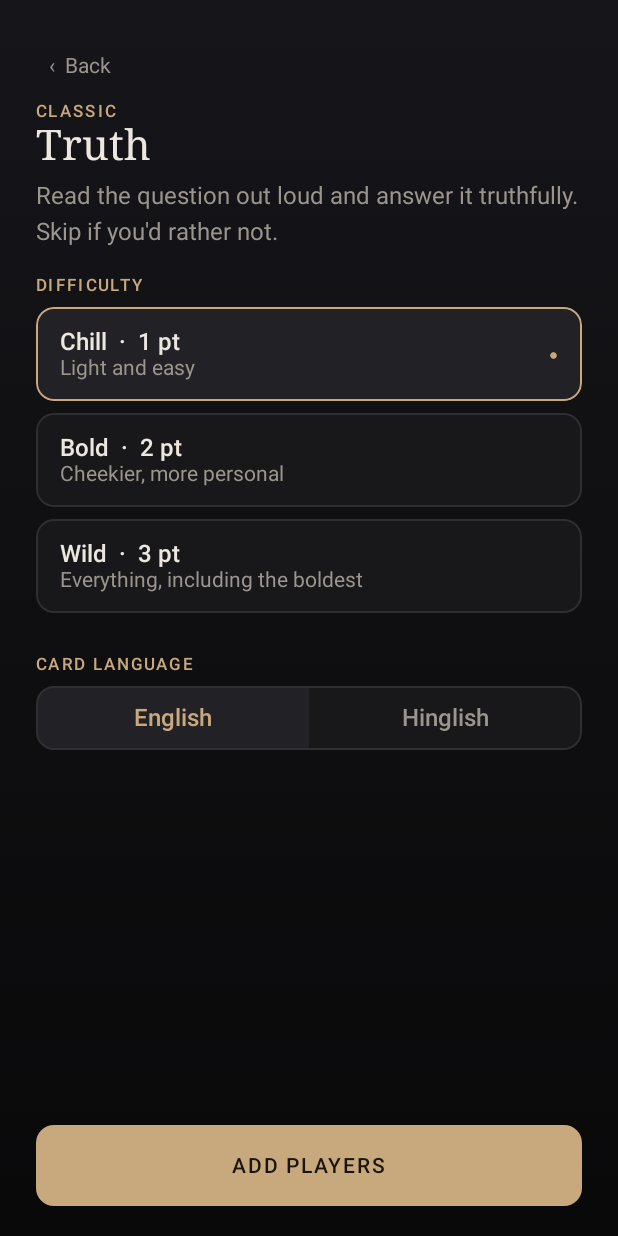
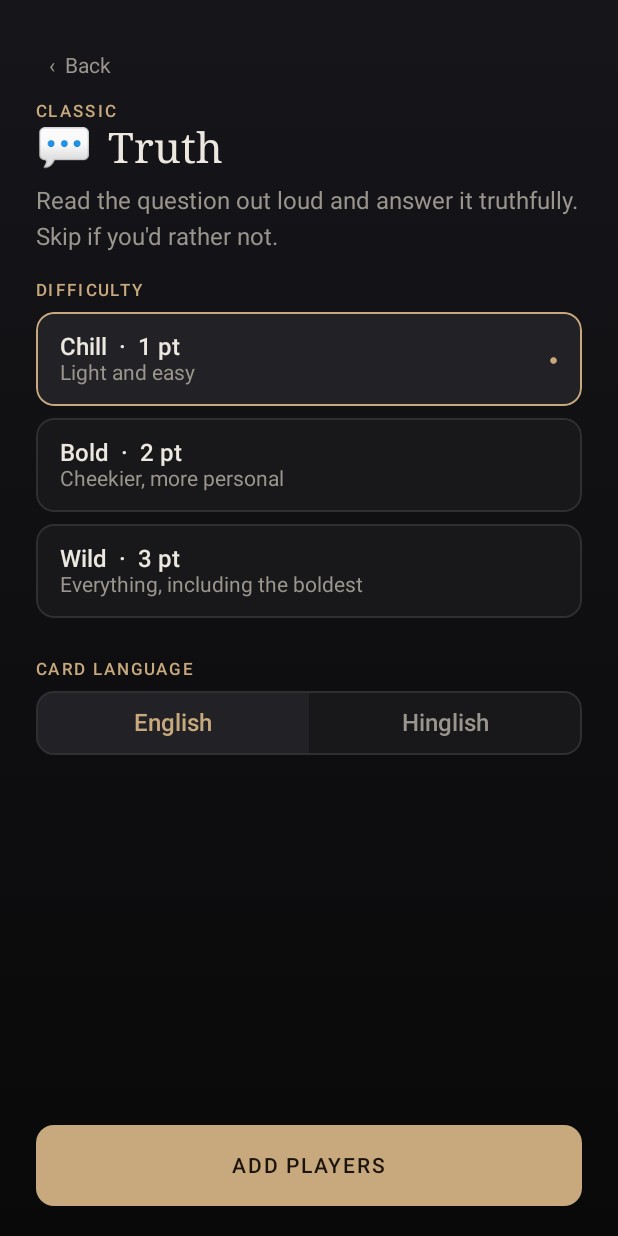
Before and after one commit to bhavsardhruv206/TRUTH-OR-TROUBLE, an Android app built with Jetpack Compose: the composable DifficultyScreen shown on its own in the app's theme, on a phone screen of 412 x 824 dp. Run offline under Robolectric (Android 15) with nearby library versions, the phone set to English and light mode, and no system bars; 7 statements that could not run were skipped.

Commit message:
Show an icon beside each game name on the Games tiles and game page
Co-Authored-By: Claude Opus 5.5 <noreply@anthropic.com>
Claude-Session: https://claude.ai/code/session_01MobmGH38kxH1UFNkkeHe3P

```diff
--- a/app/src/main/kotlin/com/afterhours/app/ui/Screens.kt
+++ b/app/src/main/kotlin/com/afterhours/app/ui/Screens.kt
@@ -521,18 +521,18 @@ private fun SwitchRow(label: String, checked: Boolean, onChange: (Boolean) -> Un
 }
 
 /** One entry in the Games section. [mode] is null for Spin the Wheel, which mixes Truth and Dare. */
-private data class GameEntry(val key: String, val title: String, val blurb: String, val howTo: String, val mode: GameMode?, val group: String)
+private data class GameEntry(val key: String, val title: String, val blurb: String, val howTo: String, val mode: GameMode?, val group: String, val icon: String)
 
 private val games = listOf(
-    GameEntry("spin", "Spin the Wheel", "The wheel decides", "Spin to pick who plays, then spin again for Truth or Dare. Everyone gets an even number of turns.", null, "Featured"),
-    GameEntry("truth", GameMode.TRUTH.label, "Answer honestly", "Read the question out loud and answer it truthfully. Skip if you'd rather not.", GameMode.TRUTH, "Classic"),
-    GameEntry("dare", GameMode.DARE.label, "Do what the card says", "Do the dare in front of the group. Some dares come with a timer.", GameMode.DARE, "Classic"),
-    GameEntry("wyr", GameMode.WOULD_YOU_RATHER.label, "Choose, then defend it", "Pick one of the two options and convince the group you chose right.", GameMode.WOULD_YOU_RATHER, "Classic"),
-    GameEntry("couple", GameMode.COUPLE.label, "For partners", "Questions and dares made for two people who know each other well.", GameMode.COUPLE, "Classic"),
-    GameEntry("nhie", GameMode.NEVER_HAVE_I_EVER.label, "Hands up if you have", "Read the line out. Everyone who has done it raises a hand and the group can ask for the story.", GameMode.NEVER_HAVE_I_EVER, "Whole group"),
-    GameEntry("mlt", GameMode.MOST_LIKELY_TO.label, "Point on three", "Read the question, count to three and everyone points at who fits best. Most votes explains.", GameMode.MOST_LIKELY_TO, "Whole group"),
-    GameEntry("hot", GameMode.HOT_SEAT.label, "60 seconds of questions", "The named player sits in the hot seat while the group asks rapid-fire questions until the timer ends.", GameMode.HOT_SEAT, "Whole group"),
-    GameEntry("closer", GameMode.CLOSER.label, "Just the two of you", "A romantic game for two partners. Each card shows the pose and tells you what to do. Ask before any touch, and skip anything at all.", GameMode.CLOSER, "For couples"),
+    GameEntry("spin", "Spin the Wheel", "The wheel decides", "Spin to pick who plays, then spin again for Truth or Dare. Everyone gets an even number of turns.", null, "Featured", "🎡"),
+    GameEntry("truth", GameMode.TRUTH.label, "Answer honestly", "Read the question out loud and answer it truthfully. Skip if you'd rather not.", GameMode.TRUTH, "Classic", "💬"),
+    GameEntry("dare", GameMode.DARE.label, "Do what the card says", "Do the dare in front of the group. Some dares come with a timer.", GameMode.DARE, "Classic", "🔥"),
+    GameEntry("wyr", GameMode.WOULD_YOU_RATHER.label, "Choose, then defend it", "Pick one of the two options and convince the group you chose right.", GameMode.WOULD_YOU_RATHER, "Classic", "⚖️"),
+    GameEntry("couple", GameMode.COUPLE.label, "For partners", "Questions and dares made for two people who know each other well.", GameMode.COUPLE, "Classic", "💞"),
+    GameEntry("nhie", GameMode.NEVER_HAVE_I_EVER.label, "Hands up if you have", "Read the line out. Everyone who has done it raises a hand and the group can ask for the story.", GameMode.NEVER_HAVE_I_EVER, "Whole group", "✋"),
+    GameEntry("mlt", GameMode.MOST_LIKELY_TO.label, "Point on three", "Read the question, count to three and everyone points at who fits best. Most votes explains.", GameMode.MOST_LIKELY_TO, "Whole group", "👉"),
+    GameEntry("hot", GameMode.HOT_SEAT.label, "60 seconds of questions", "The named player sits in the hot seat while the group asks rapid-fire questions until the timer ends.", GameMode.HOT_SEAT, "Whole group", "⏱️"),
+    GameEntry("closer", GameMode.CLOSER.label, "Just the two of you", "A romantic game for two partners. Each card shows the pose and tells you what to do. Ask before any touch, and skip anything at all.", GameMode.CLOSER, "For couples", "🌹"),
 )
 
 private fun selectedGame(s: SetupState): GameEntry =
@@ -662,7 +662,11 @@ private fun GameTile(g: GameEntry, selected: Boolean, modifier: Modifier, wide:
             .padding(16.dp),
     ) {
         if (wide) { Eyebrow("New"); Spacer(Modifier.height(6.dp)) }
-        Text(g.title, style = MaterialTheme.typography.titleLarge, color = Ivory)
+        Row(verticalAlignment = Alignment.CenterVertically) {
+            Text(g.icon, fontSize = 22.sp)
+            Spacer(Modifier.width(8.dp))
+            Text(g.title, style = MaterialTheme.typography.titleLarge, color = Ivory)
+        }
         Spacer(Modifier.height(4.dp))
         Text(g.blurb, style = MaterialTheme.typography.bodyMedium, color = Stone)
         if (locked) { Spacer(Modifier.height(6.dp)); Text("2 players only", style = MaterialTheme.typography.labelSmall, color = Champagne) }
@@ -682,7 +686,11 @@ fun DifficultyScreen(
     Page {
         BackRow(onBack)
         Eyebrow(g.group)
-        Text(g.title, style = MaterialTheme.typography.headlineMedium)
+        Row(verticalAlignment = Alignment.CenterVertically) {
+            Text(g.icon, fontSize = 30.sp)
+            Spacer(Modifier.width(10.dp))
+            Text(g.title, style = MaterialTheme.typography.headlineMedium)
+        }
         Spacer(Modifier.height(8.dp))
         Text(g.howTo, style = MaterialTheme.typography.bodyLarge, color = Stone)
         Spacer(Modifier.height(20.dp))
```
